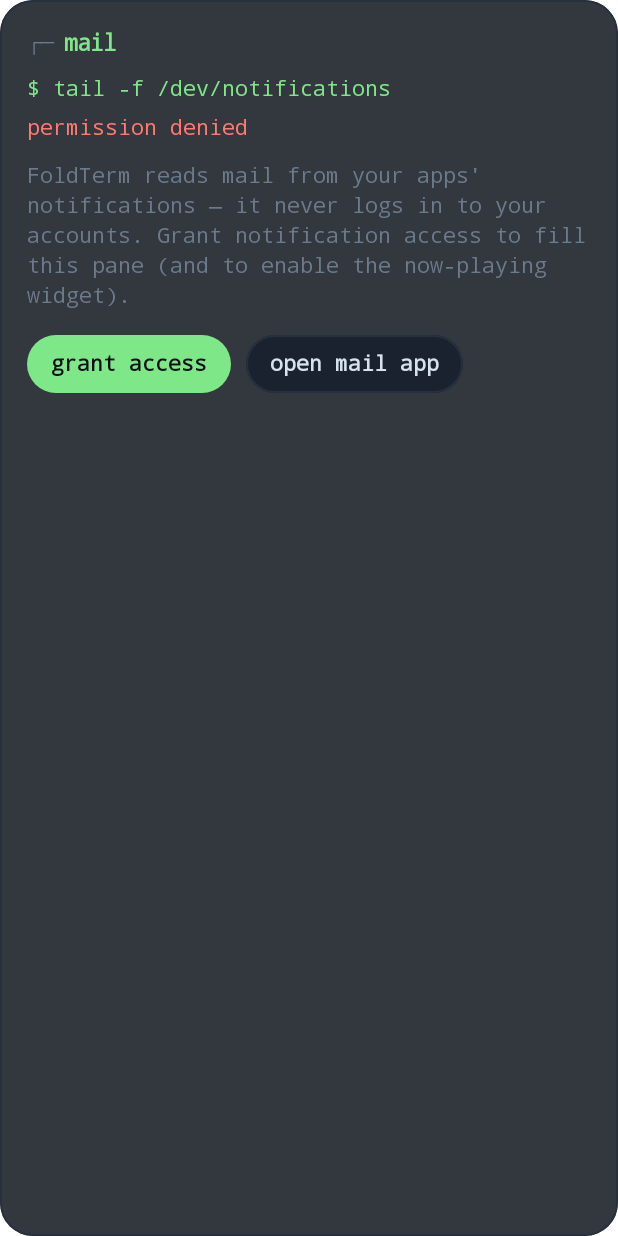
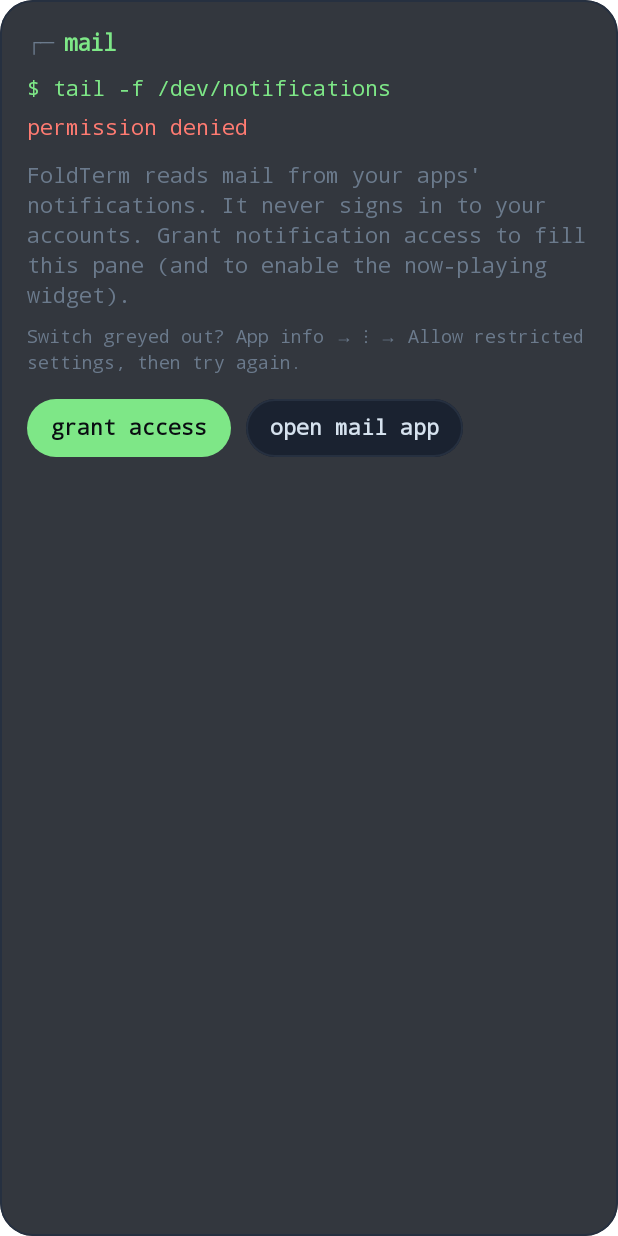
Before and after one commit to TheSwagInDisguise/foldterm, an Android app built with Jetpack Compose: the composable MessagesScreen shown on its own in the app's theme, after a tap on "grant access", on a phone screen of 412 x 824 dp. Run offline under Robolectric (Android 15) with nearby library versions, the phone set to English and light mode, and no system bars; pictures from the network do not load.

Commit message:
Ship a lite APK without notification access so it installs past Play Protect
Release 0.1.1 with full and lite editions, and add install troubleshooting.

```diff
--- a/app/src/main/java/dev/foldterm/launcher/LauncherViewModel.kt
+++ b/app/src/main/java/dev/foldterm/launcher/LauncherViewModel.kt
@@ -411,7 +411,15 @@ class LauncherViewModel(app: Application) : AndroidViewModel(app) {
         NotificationStore.markRemoved(n.key)
     }
 
-    fun openNotificationAccess() = start(Intent(Settings.ACTION_NOTIFICATION_LISTENER_SETTINGS))
+    fun openNotificationAccess() {
+        if (!BuildConfig.NOTIFICATIONS) {
+            out("lite edition: mail, chat and now playing need the full APK", LineKind.ERR)
+            shellOpen.value = true
+            return
+        }
+        out("if the switch is greyed out: App info → ⋮ → Allow restricted settings, then try again", LineKind.DIM)
+        start(Intent(Settings.ACTION_NOTIFICATION_LISTENER_SETTINGS))
+    }
 
     fun requestDefaultHome() {
         uiRequests.tryEmit(UiRequest.RoleHome)
--- a/app/src/main/java/dev/foldterm/launcher/ui/Root.kt
+++ b/app/src/main/java/dev/foldterm/launcher/ui/Root.kt
@@ -532,6 +532,7 @@ private fun Dock(vm: LauncherViewModel, modifier: Modifier) {
                         T(
                             when {
                                 cur != null -> cur.artist.ifBlank { if (cur.isPlaying) "playing" else "paused" }
+                                !dev.foldterm.launcher.BuildConfig.NOTIFICATIONS -> "full edition only"
                                 !access -> "tap to connect"
                                 else -> "nothing playing"
                             },
--- a/app/src/main/java/dev/foldterm/launcher/ui/screens/Others.kt
+++ b/app/src/main/java/dev/foldterm/launcher/ui/screens/Others.kt
@@ -98,9 +98,19 @@ fun MessagesScreen(vm: LauncherViewModel, kind: NotifKind) {
         Panel(Modifier.fillMaxSize(), title = label) {
             T("$ tail -f /dev/notifications", color = t.accent)
             Spacer(Modifier.height(6.dp))
+            if (!BuildConfig.NOTIFICATIONS) {
+                T("not available in the lite edition", color = t.err)
+                Spacer(Modifier.height(12.dp))
+                T("This pane is built from your apps' notifications. The lite APK leaves notification access out so it installs without a Play Protect block. Install the full APK from the releases page to use it.", color = t.dim)
+                Spacer(Modifier.height(16.dp))
+                TButton("open $label app", primary = true) { openCategoryApp(vm, kind) }
+                return@Panel
+            }
             T("permission denied", color = t.err)
             Spacer(Modifier.height(12.dp))
-            T("FoldTerm reads $label from your apps' notifications — it never logs in to your accounts. Grant notification access to fill this pane (and to enable the now-playing widget).", color = t.dim)
+            T("FoldTerm reads $label from your apps' notifications. It never signs in to your accounts. Grant notification access to fill this pane (and to enable the now-playing widget).", color = t.dim)
+            Spacer(Modifier.height(8.dp))
+            T("Switch greyed out? App info → ⋮ → Allow restricted settings, then try again.", color = t.dim, size = 12.sp)
             Spacer(Modifier.height(16.dp))
             Row(horizontalArrangement = Arrangement.spacedBy(10.dp)) {
                 TButton("grant access", primary = true) { vm.openNotificationAccess() }
@@ -543,8 +553,12 @@ fun SettingsScreen(vm: LauncherViewModel) {
                     }
                     Row(Modifier.fillMaxWidth().padding(vertical = 4.dp), verticalAlignment = Alignment.CenterVertically) {
                         T("notifs", modifier = Modifier.width(110.dp))
-                        T(if (access) "granted" else "denied", color = if (access) t.ok else t.err, modifier = Modifier.weight(1f))
-                        TButton(if (access) "manage" else "grant") { vm.openNotificationAccess() }
+                        if (BuildConfig.NOTIFICATIONS) {
+                            T(if (access) "granted" else "denied", color = if (access) t.ok else t.err, modifier = Modifier.weight(1f))
+                            TButton(if (access) "manage" else "grant") { vm.openNotificationAccess() }
+                        } else {
+                            T("lite edition", color = t.dim, modifier = Modifier.weight(1f))
+                        }
                     }
                     Row(Modifier.fillMaxWidth().padding(vertical = 4.dp), verticalAlignment = Alignment.CenterVertically) {
                         T("home app", modifier = Modifier.width(110.dp))
```
Also changed, not shown: app/build.gradle.kts (+15 -0 lines), app/src/main/AndroidManifest.xml (+0 -9 lines), 4 other files.
